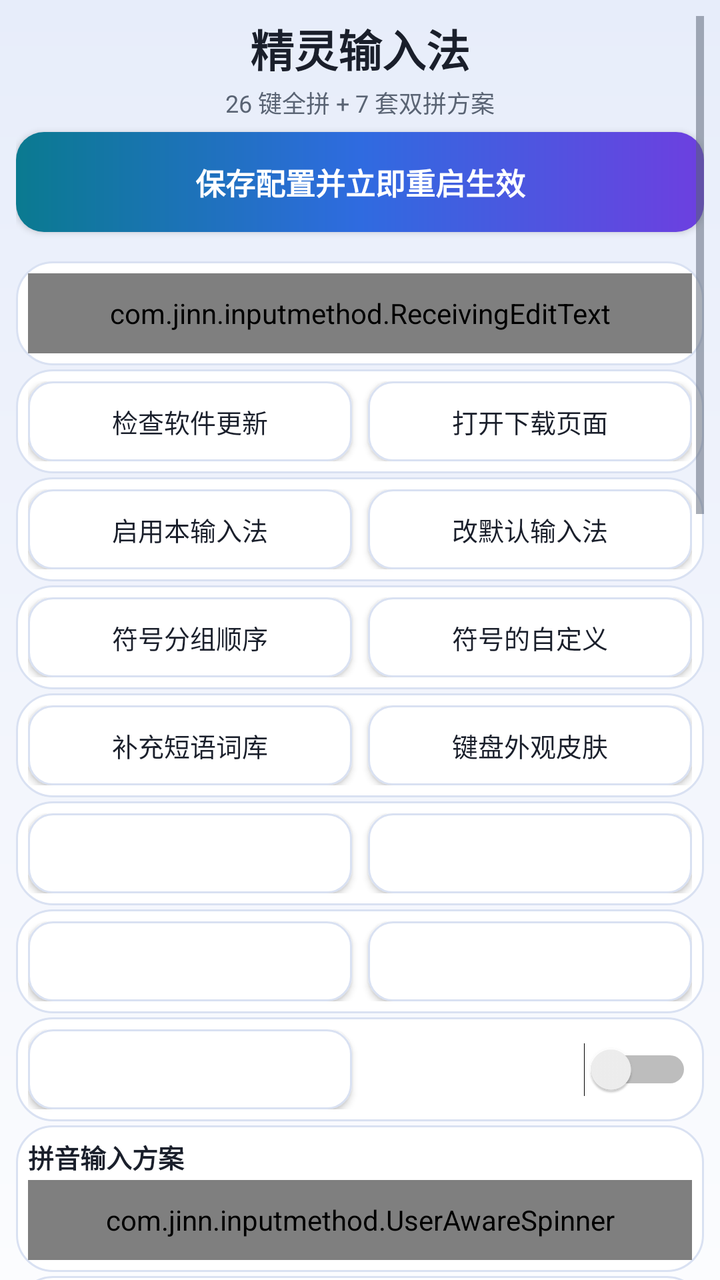
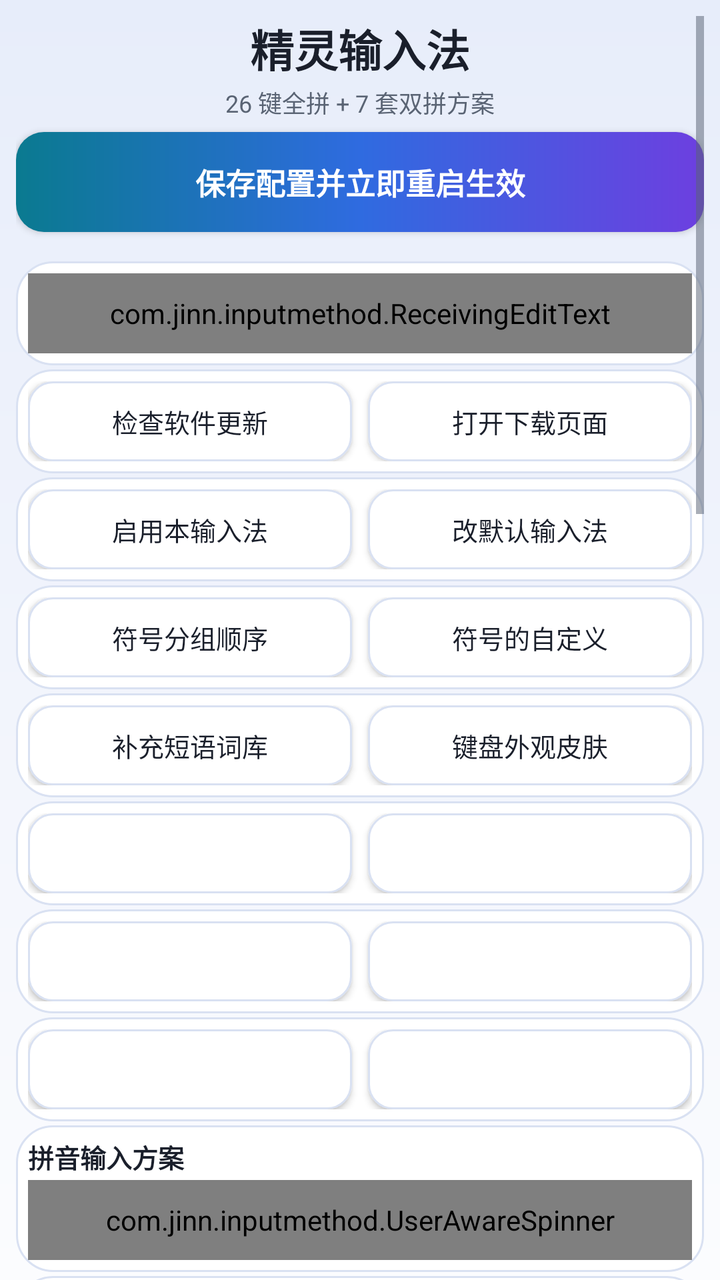

Compare the two renders of this Android layout. The source of the first and the diff that turns it into the second are given below.
<!-- AndroidManifest.xml: application theme AppTheme -->
<!-- res/layout/activity_settings.xml -->
<?xml version="1.0" encoding="utf-8"?>
<ScrollView xmlns:android="http://schemas.android.com/apk/res/android"
    style="@style/PageRoot"
    xmlns:tools="http://schemas.android.com/tools"
    android:overScrollMode="never"
    tools:ignore="TooManyViews">

    <LinearLayout
        android:layout_width="match_parent"
        android:layout_height="wrap_content"
        android:orientation="vertical">

        
        <TextView
            style="@style/PageHeroTitle"
            android:text="@string/settings_title" />

        <TextView
            android:layout_width="match_parent"
            android:layout_height="wrap_content"
            android:layout_marginTop="2dp"
            android:layout_marginBottom="6dp"
            android:gravity="center"
            android:text="@string/settings_subtitle"
            android:textColor="@color/text_secondary"
            android:textSize="12sp" />

        
        <Button
            style="@style/SettingsButtonPrimary"
            android:id="@+id/btn_save"
            android:layout_marginBottom="0dp"
            android:text="@string/settings_save" />

        <TextView
            android:id="@+id/text_test"
            android:layout_width="match_parent"
            android:layout_height="wrap_content"
            android:layout_marginTop="-2dp"
            android:layout_marginBottom="0dp"
            android:gravity="center"
            android:textColor="@color/text_secondary"
            android:textSize="12sp" />

        
        <LinearLayout
            style="@style/SettingsCard">

            <com.jinn.inputmethod.ReceivingEditText
                style="@style/SettingsField"
                android:id="@+id/edit_ime_test"
                android:layout_width="match_parent"
                android:hint="@string/settings_ime_test_hint"
                android:importantForAutofill="no"
                android:imeOptions="actionDone"
                android:inputType="textMultiLine|textCapSentences"
                android:maxLines="3"/>
        </LinearLayout>

        
        <LinearLayout
            style="@style/SettingsCardRow">

            <Button
                style="@style/SettingsButton"
                android:id="@+id/btn_check_update"
                android:layout_width="0dp"
                android:layout_weight="1"
                android:minWidth="0dp"
                android:text="@string/settings_check_update" />

            <Button
                style="@style/SettingsButton"
                android:id="@+id/btn_update_download"
                android:layout_width="0dp"
                android:layout_marginStart="8dp"
                android:layout_weight="1"
                android:minWidth="0dp"
                android:text="@string/update_download_page" />
        </LinearLayout>

        
        <LinearLayout
            style="@style/SettingsCardRow">

            <Button
                style="@style/SettingsButton"
                android:id="@+id/btn_enable"
                android:layout_width="0dp"
                android:layout_weight="1"
                android:minWidth="0dp"
                android:text="@string/settings_enable_ime" />

            <Button
                style="@style/SettingsButton"
                android:id="@+id/btn_pick"
                android:layout_width="0dp"
                android:layout_marginStart="8dp"
                android:layout_weight="1"
                android:minWidth="0dp"
                android:text="@string/settings_pick_ime" />
        </LinearLayout>

        
        <LinearLayout
            style="@style/SettingsCardRow">

            <Button
                style="@style/SettingsButton"
                android:id="@+id/btn_symbol_order"
                android:layout_width="0dp"
                android:layout_weight="1"
                android:minWidth="0dp"
                android:text="@string/symbol_order_title" />

            <Button
                style="@style/SettingsButton"
                android:id="@+id/btn_edit_favorites"
                android:layout_width="0dp"
                android:layout_marginStart="8dp"
                android:layout_weight="1"
                android:minWidth="0dp"
                android:text="@string/favorite_entry_title" />
        </LinearLayout>

        
        <LinearLayout
            style="@style/SettingsCardRow">

            <Button
                style="@style/SettingsButton"
                android:id="@+id/btn_dict_expand"
                android:layout_width="0dp"
                android:layout_weight="1"
                android:minWidth="0dp"
                android:text="@string/dict_entry_button" />

            <Button
                style="@style/SettingsButton"
                android:id="@+id/btn_key_appearance"
                android:layout_width="0dp"
                android:layout_marginStart="8dp"
                android:layout_weight="1"
                android:minWidth="0dp"
                android:text="@string/key_appearance_entry" />
        </LinearLayout>

        
        <LinearLayout
            style="@style/SettingsCardRow">

            <Button
                style="@style/SettingsButton"
                android:id="@+id/btn_fuzzy_pinyin"
                android:layout_width="0dp"
                android:layout_weight="1"
                android:minWidth="0dp" />

            <Button
                style="@style/SettingsButton"
                android:id="@+id/btn_rare_chars"
                android:layout_width="0dp"
                android:layout_marginStart="8dp"
                android:layout_weight="1"
                android:minWidth="0dp" />
        </LinearLayout>

        
        <LinearLayout
            style="@style/SettingsCardRow">

            <Button
                style="@style/SettingsButton"
                android:id="@+id/btn_tap_sound"
                android:layout_width="0dp"
                android:layout_weight="1"
                android:minWidth="0dp" />

            <Button
                style="@style/SettingsButton"
                android:id="@+id/btn_clipboard_customize"
                android:layout_width="0dp"
                android:layout_marginStart="8dp"
                android:layout_weight="1"
                android:minWidth="0dp" />
        </LinearLayout>

        
        <LinearLayout
            style="@style/SettingsCardRow"
            android:baselineAligned="false">

            <Button
                style="@style/SettingsButton"
                android:id="@+id/btn_gallery_settings"
                android:layout_width="0dp"
                android:layout_weight="1"
                android:minWidth="0dp" />

            <Switch
                android:id="@+id/switch_space_cursor"
                android:layout_width="0dp"
                android:layout_height="wrap_content"
                android:layout_marginStart="8dp"
                android:layout_weight="1"
                android:minHeight="40dp"
                android:maxLines="2"
                android:ellipsize="end"
                android:textColor="@color/text_primary"
                android:textSize="13sp" />
        </LinearLayout>

        
        <LinearLayout
            style="@style/SettingsCard">

            <LinearLayout
                android:layout_width="match_parent"
                android:layout_height="wrap_content"
                android:orientation="vertical">

                    <TextView
                        style="@style/SettingsFieldTitle"
                        android:text="@string/settings_shuangpin_scheme" />

                    <com.jinn.inputmethod.UserAwareSpinner
                        style="@style/SettingsField"
                        android:id="@+id/spinner_shuangpin"
                        android:layout_width="match_parent"
                        android:layout_marginTop="2dp"
                        android:spinnerMode="dropdown"/>

                    <TextView
                        style="@style/CardHint"
                        android:layout_width="match_parent"
                        android:layout_height="wrap_content"
                        android:layout_marginTop="2dp"
                        android:paddingStart="4dp"
                        android:paddingEnd="4dp"
                        android:visibility="gone"
                        android:text="@string/settings_shuangpin_scheme_desc"/>
            </LinearLayout>

        </LinearLayout>

        
        <LinearLayout
            style="@style/SettingsCardRow"
            android:baselineAligned="false">

            <LinearLayout
                android:layout_width="0dp"
                android:layout_height="wrap_content"
                android:layout_weight="1"
                android:orientation="vertical">

                <Switch
                    android:id="@+id/switch_user_learning"
                    android:layout_width="match_parent"
                    android:layout_height="wrap_content"
                    android:minHeight="40dp"
                    android:maxLines="2"
                    android:ellipsize="end"
                    android:text="@string/switch_user_learning"
                    android:textColor="@color/text_primary"
                    android:textSize="13sp" />

                <TextView
                    style="@style/CardHint"
                    android:layout_width="match_parent"
                    android:layout_height="wrap_content"
                    android:paddingStart="8dp"
                    android:paddingEnd="8dp"
                    android:text="@string/switch_user_learning_desc"/>
            </LinearLayout>

            <LinearLayout
                android:layout_width="0dp"
                android:layout_height="wrap_content"
                android:layout_marginStart="8dp"
                android:layout_weight="1"
                android:orientation="vertical">

                <Switch
                    android:id="@+id/switch_predict"
                    android:layout_width="match_parent"
                    android:layout_height="wrap_content"
                    android:minHeight="40dp"
                    android:maxLines="2"
                    android:ellipsize="end"
                    android:text="@string/switch_predict"
                    android:textColor="@color/text_primary"
                    android:textSize="13sp" />

                <TextView
                    style="@style/CardHint"
                    android:layout_width="match_parent"
                    android:layout_height="wrap_content"
                    android:paddingStart="8dp"
                    android:paddingEnd="8dp"
                    android:text="@string/switch_predict_desc"/>
            </LinearLayout>
        </LinearLayout>

        
        <LinearLayout
            style="@style/SettingsCardRow"
            android:baselineAligned="false">

            <LinearLayout
                android:layout_width="0dp"
                android:layout_height="wrap_content"
                android:layout_weight="1"
                android:orientation="vertical">

                <Switch
                    android:id="@+id/switch_auto_show_keyboard"
                    android:layout_width="match_parent"
                    android:layout_height="wrap_content"
                    android:minHeight="40dp"
                    android:maxLines="2"
                    android:ellipsize="end"
                    android:text="@string/switch_auto_show_keyboard"
                    android:textColor="@color/text_primary"
                    android:textSize="13sp" />

                <TextView
                    style="@style/CardHint"
                    android:layout_width="match_parent"
                    android:layout_height="wrap_content"
                    android:paddingStart="8dp"
                    android:paddingEnd="8dp"
                    android:text="@string/switch_auto_show_keyboard_desc"/>
            </LinearLayout>

            <LinearLayout
                android:layout_width="0dp"
                android:layout_height="wrap_content"
                android:layout_marginStart="8dp"
                android:layout_weight="1"
                android:orientation="vertical">

                <Switch
                    android:id="@+id/switch_use_traditional"
                    android:layout_width="match_parent"
                    android:layout_height="wrap_content"
                    android:minHeight="40dp"
                    android:maxLines="2"
                    android:ellipsize="end"
                    android:textColor="@color/text_primary"
                    android:textSize="13sp" />

                <TextView
                    style="@style/CardHint"
                    android:id="@+id/text_use_traditional_desc"
                    android:layout_width="match_parent"
                    android:layout_height="wrap_content"
                    android:paddingStart="8dp"
                    android:paddingEnd="8dp"/>
            </LinearLayout>
        </LinearLayout>

        
        <LinearLayout
            style="@style/SettingsCard">

            <LinearLayout
                android:layout_width="match_parent"
                android:layout_height="wrap_content"
                android:gravity="center_vertical"
                android:orientation="horizontal">

                <TextView
                    android:layout_width="0dp"
                    android:layout_height="wrap_content"
                    android:layout_weight="1"
                    android:text="@string/settings_voice_input"
                    android:textColor="@color/text_primary"
                    android:textSize="13sp" />

                <Switch
                    android:id="@+id/switch_voice_input"
                    android:layout_width="wrap_content"
                    android:layout_height="wrap_content"
                    android:minHeight="40dp" />
            </LinearLayout>

            <TextView
                style="@style/CardHint"
                android:layout_width="match_parent"
                android:layout_height="wrap_content"
                android:layout_marginTop="2dp"
                android:text="@string/settings_voice_input_desc"/>
        </LinearLayout>

        
        <LinearLayout
            style="@style/SettingsCard"
            android:id="@+id/card_mic_permission">

            <TextView
                android:id="@+id/text_mic_state"
                android:layout_width="match_parent"
                android:layout_height="wrap_content"
                android:layout_marginBottom="4dp"
                android:text="@string/settings_grant_mic"
                android:textColor="@color/text_secondary"
                android:textSize="12sp" />

            <Button
                style="@style/SettingsButton"
                android:id="@+id/btn_grant"
                android:layout_width="match_parent"
                android:text="@string/settings_grant_mic" />
        </LinearLayout>

        
        <LinearLayout
            style="@style/SettingsCard"
            android:id="@+id/card_voice_server">

            <LinearLayout
                android:layout_width="match_parent"
                android:layout_height="wrap_content"
                android:baselineAligned="false"
                android:orientation="horizontal">

                <LinearLayout
                    android:layout_width="0dp"
                    android:layout_height="wrap_content"
                    android:layout_weight="2"
                    android:orientation="vertical">

                    <TextView
                        style="@style/SettingsLabel"
                        android:text="@string/settings_host" />

                    <EditText
                        style="@style/SettingsField"
                        android:id="@+id/edit_host"
                        android:layout_width="match_parent"
                        android:hint="@string/settings_host"
                        android:importantForAutofill="no"
                        android:inputType="textUri"
                        android:singleLine="true"/>
                </LinearLayout>

                <LinearLayout
                    android:layout_width="0dp"
                    android:layout_height="wrap_content"
                    android:layout_marginStart="8dp"
                    android:layout_weight="1"
                    android:orientation="vertical">

                    <TextView
                        style="@style/SettingsLabel"
                        android:text="@string/settings_port" />

                    <EditText
                        style="@style/SettingsField"
                        android:id="@+id/edit_port"
                        android:layout_width="match_parent"
                        android:hint="@string/settings_port"
                        android:importantForAutofill="no"
                        android:inputType="number"
                        android:singleLine="true"/>
                </LinearLayout>

                <LinearLayout
                    android:layout_width="0dp"
                    android:layout_height="wrap_content"
                    android:layout_marginStart="8dp"
                    android:layout_weight="1"
                    android:gravity="center_vertical"
                    android:orientation="vertical">

                    <TextView
                        style="@style/SettingsLabel"
                        android:text="@string/settings_lock" />

                    <CheckBox
                        android:id="@+id/check_lock_server"
                        android:layout_width="match_parent"
                        android:layout_height="40dp"
                        android:gravity="center"
                        android:buttonTint="@color/accent"
                        android:text="@string/settings_lock_short"
                        android:textColor="@color/text_primary"
                        android:textSize="12sp" />
                </LinearLayout>
            </LinearLayout>

            
            <LinearLayout
                android:layout_width="match_parent"
                android:layout_height="wrap_content"
                android:layout_marginTop="4dp"
                android:gravity="center_vertical"
                android:orientation="horizontal">

                <LinearLayout
                    android:layout_width="0dp"
                    android:layout_height="wrap_content"
                    android:layout_weight="1"
                    android:orientation="vertical">

                    <TextView
                        style="@style/SettingsLabel"
                        android:text="@string/settings_language" />

                    <com.jinn.inputmethod.UserAwareSpinner
                        style="@style/SettingsField"
                        android:id="@+id/spinner_language"
                        android:layout_width="match_parent"
                        android:spinnerMode="dropdown"/>
                </LinearLayout>

                <Space
                    android:layout_width="8dp"
                    android:layout_height="1dp" />

                <LinearLayout
                    android:layout_width="0dp"
                    android:layout_height="wrap_content"
                    android:layout_weight="1"
                    android:orientation="vertical">

                    <TextView
                        style="@style/SettingsLabel"
                        android:text="@string/settings_default_mode" />

                    <com.jinn.inputmethod.UserAwareSpinner
                        style="@style/SettingsField"
                        android:id="@+id/spinner_default_mode"
                        android:layout_width="match_parent"
                        android:spinnerMode="dropdown"/>
                </LinearLayout>
            </LinearLayout>

            <TextView
                style="@style/SettingsLabel"
                android:layout_marginTop="4dp"
                android:text="@string/settings_prompt" />

            <EditText
                style="@style/SettingsFieldMultiline"
                android:id="@+id/edit_prompt"
                android:layout_width="match_parent"
                android:hint="@string/settings_prompt"
                android:importantForAutofill="no"
                android:inputType="textMultiLine"
                android:minHeight="64dp"/>

            
            <LinearLayout
                android:layout_width="match_parent"
                android:layout_height="wrap_content"
                android:layout_marginTop="2dp"
                android:orientation="horizontal">

                <CheckBox
                    android:id="@+id/check_strip"
                    android:layout_width="0dp"
                    android:layout_height="wrap_content"
                    android:layout_weight="1"
                    android:text="@string/settings_strip_punc"
                    android:textColor="@color/text_primary"
                    android:textSize="12sp" />

                <CheckBox
                    android:id="@+id/check_composing"
                    android:layout_width="0dp"
                    android:layout_height="wrap_content"
                    android:layout_weight="1"
                    android:text="@string/settings_composing"
                    android:textColor="@color/text_primary"
                    android:textSize="12sp" />
            </LinearLayout>
        </LinearLayout>

        
        <LinearLayout
            style="@style/SettingsCard">

            <Switch
                android:id="@+id/switch_translate"
                android:layout_width="match_parent"
                android:layout_height="wrap_content"
                android:ellipsize="end"
                android:maxLines="2"
                android:minHeight="40dp"
                android:textColor="@color/text_primary"
                android:textSize="13sp" />

            <TextView
                style="@style/CardHint"
                android:id="@+id/text_translate_state"
                android:layout_width="match_parent"
                android:layout_height="wrap_content"
                android:layout_marginTop="2dp"
                />

            <Button
                style="@style/SettingsButton"
                android:id="@+id/btn_translate_settings"
                android:layout_width="match_parent"
                android:layout_marginTop="4dp" />
        </LinearLayout>

        
        <LinearLayout
            style="@style/SettingsCard">

            <LinearLayout
                android:layout_width="match_parent"
                android:layout_height="wrap_content"
                android:orientation="horizontal">

                <Button
                    style="@style/SettingsButton"
                    android:id="@+id/btn_config_export"
                    android:layout_width="0dp"
                    android:layout_weight="1"
                    android:minWidth="0dp" />

                <Button
                    style="@style/SettingsButton"
                    android:id="@+id/btn_config_import"
                    android:layout_width="0dp"
                    android:layout_marginStart="8dp"
                    android:layout_weight="1"
                    android:minWidth="0dp" />
            </LinearLayout>

            <TextView
                style="@style/CardHint"
                android:id="@+id/text_config_hint"
                android:layout_width="match_parent"
                android:layout_height="wrap_content"
                android:layout_marginTop="2dp"
                />
        </LinearLayout>

        
        <LinearLayout
            style="@style/SettingsCard">

            <Button
                style="@style/SettingsButton"
                android:id="@+id/btn_export_diag"
                android:layout_width="match_parent"
                android:minWidth="0dp"
                android:text="@string/settings_export_diag" />

            <TextView
                style="@style/CardHint"
                android:id="@+id/text_diag_dir"
                android:layout_width="match_parent"
                android:layout_height="wrap_content"
                android:layout_marginTop="2dp"
                android:singleLine="true"
                android:ellipsize="middle"/>
        </LinearLayout>

        
        <LinearLayout
            style="@style/SettingsCard">

            <Button
                style="@style/SettingsButton"
                android:id="@+id/btn_storage_usage"
                android:layout_width="match_parent"
                android:minWidth="0dp" />

            <TextView
                style="@style/CardHint"
                android:id="@+id/text_storage_hint"
                android:layout_width="match_parent"
                android:layout_height="wrap_content"
                android:layout_marginTop="2dp" />
        </LinearLayout>

        
        <TextView
            android:layout_width="match_parent"
            android:layout_height="wrap_content"
            android:layout_marginTop="2dp"
            android:layout_marginBottom="6dp"
            android:gravity="center"
            android:text="@string/settings_usage"
            android:textColor="@color/text_secondary"
            android:textSize="12sp" />
    </LinearLayout>
</ScrollView>
<!-- resources referenced by this layout -->
<resources>
  <color name="accent">#2F6BE0</color>
  <color name="text_primary">#1A1F2B</color>
  <color name="text_secondary">#5A6474</color>
  <string name="dict_entry_button">补充短语词库</string>
  <string name="favorite_entry_title">符号的自定义</string>
  <string name="key_appearance_entry">键盘外观皮肤</string>
  <string name="settings_check_update">检查软件更新</string>
  <string name="settings_composing">语音文字实时回显</string>
  <string name="settings_default_mode">默认键盘样式</string>
  <string name="settings_enable_ime">启用本输入法</string>
  <string name="settings_export_diag">导出诊断数据</string>
  <string name="settings_grant_mic">授权麦克风</string>
  <string name="settings_host">NAS 地址</string>
  <string name="settings_ime_test_hint">点这里唤起键盘</string>
  <string name="settings_language">语言</string>
  <string name="settings_lock">固定</string>
  <string name="settings_lock_short">锁定</string>
  <string name="settings_pick_ime">改默认输入法</string>
  <string name="settings_port">端口</string>
  <string name="settings_prompt">提示词（人名 / 地名 / 术语，可留空）</string>
  <string name="settings_save">保存配置并立即重启生效</string>
  <string name="settings_shuangpin_scheme">拼音输入方案</string>
  <string name="settings_shuangpin_scheme_desc">双拼时键面显示韵母</string>
  <string name="settings_strip_punc">去句尾标点</string>
  <string name="settings_subtitle">26 键全拼 + 7 套双拼方案</string>
  <string name="settings_title">精灵输入法</string>
  <string name="settings_usage">拼音键盘：26 键全拼 / 双拼（7 套方案），空格选词。\n长串拼音打错了：点候选栏右侧的 ✕ 可整串清掉\n「删除键」双击再长按，清空整个输入框。\n拼音键盘按下的字母，按回车直接输出英文。\n启用语音输入之后,长按空格键即可进入语音功能页面\n作者 https://github.com/yezijinn</string>
  <string name="settings_voice_input">语音输入转文字,要自建服务器</string>
  <string name="settings_voice_input_desc">关闭时语音完全停用（不占用内存、长按空格无效）</string>
  <string name="switch_auto_show_keyboard">自动唤起键盘</string>
  <string name="switch_auto_show_keyboard_desc">关闭后不再弹出键盘</string>
  <string name="switch_predict">追加候选词语</string>
  <string name="switch_predict_desc">额外显示后续的词</string>
  <string name="switch_user_learning">用户词频学习</string>
  <string name="switch_user_learning_desc">记住常选的词，下次放前排</string>
  <string name="symbol_order_title">符号分组顺序</string>
  <string name="update_download_page">打开下载页面</string>
  <style name="CardHint">
          <item name="android:layout_width">match_parent</item>
          <item name="android:layout_height">wrap_content</item>
          <item name="android:textColor">@color/text_secondary</item>
          <item name="android:textSize">11sp</item>
      </style>
  <style name="SettingsCardRow" parent="SettingsCard">
          <item name="android:orientation">horizontal</item>
          <item name="android:padding">6dp</item>
      </style>
  <style name="SettingsFieldMultiline" parent="SettingsField">
          <item name="android:layout_height">wrap_content</item>
          <item name="android:gravity">top|start</item>
          <item name="android:minLines">2</item>
          <item name="android:padding">12dp</item>
      </style>
  <style name="SettingsFieldTitle">
          <item name="android:layout_width">match_parent</item>
          <item name="android:layout_height">wrap_content</item>
          <item name="android:textColor">@color/text_primary</item>
          <item name="android:textSize">13sp</item>
          <item name="android:textStyle">bold</item>
      </style>
  <color name="text_on_accent">#FFFFFF</color>
  <color name="app_bg">#F5F7FB</color>
  <color name="nav_bar">#1A1F2B</color>
  <color name="aurora_bg_top">#E7EDFA</color>
  <color name="aurora_bg_mid">#F1F4FC</color>
  <color name="aurora_bg_bottom">#FBFCFE</color>
  <color name="ripple_on_surface">#1A000000</color>
  <color name="btn_secondary_bg">#FFFFFF</color>
  <color name="card_stroke">#D9E1F2</color>
  <color name="ripple_on_accent">#33FFFFFF</color>
  <color name="aurora_cyan">#0A7A90</color>
  <color name="aurora_blue">#2F6BE0</color>
  <color name="aurora_purple">#6D3FE0</color>
  <color name="card_bg">#FFFFFF</color>
  <color name="field_bg">#F1F4FC</color>
  <!-- unchanged entries left out for length: 14 -->
</resources>

<!-- the commit's change to res/layout/activity_settings.xml (unified diff, before → after) -->
@@ -197,17 +197,13 @@
                 android:layout_weight="1"
                 android:minWidth="0dp" />
 
-            <Switch
-                android:id="@+id/switch_space_cursor"
-                android:layout_width="0dp"
-                android:layout_height="wrap_content"
-                android:layout_marginStart="8dp"
-                android:layout_weight="1"
-                android:minHeight="40dp"
-                android:maxLines="2"
-                android:ellipsize="end"
-                android:textColor="@color/text_primary"
-                android:textSize="13sp" />
+            <Button
+                style="@style/SettingsButton"
+                android:id="@+id/btn_space_cursor"
+                android:layout_width="0dp"
+                android:layout_marginStart="8dp"
+                android:layout_weight="1"
+                android:minWidth="0dp" />
         </LinearLayout>
 
         
